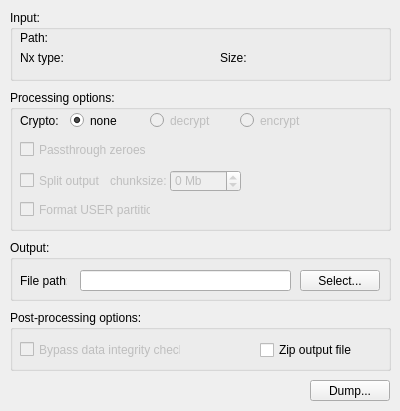
Qt form NxNandManager/gui/dump.ui (eliboa/NxNandManager) before a commit.
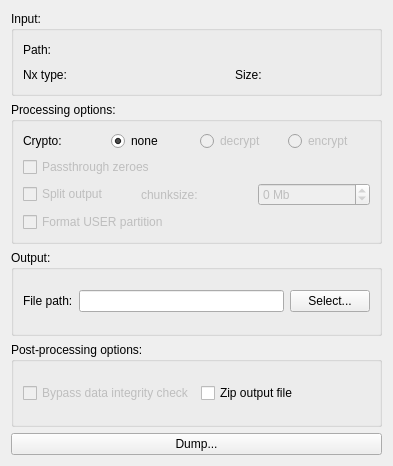
The same form after that commit.

Diff of the .ui file:
```diff
--- a/NxNandManager/gui/dump.ui
+++ b/NxNandManager/gui/dump.ui
@@ -9,47 +9,29 @@
    <rect>
     <x>0</x>
     <y>0</y>
-    <width>400</width>
-    <height>411</height>
+    <width>393</width>
+    <height>466</height>
    </rect>
   </property>
   <property name="windowTitle">
    <string>Form</string>
   </property>
+  <layout class="QGridLayout" name="gridLayout_5">
+   <item row="0" column="0">
   <widget class="QGroupBox" name="inputGrBox">
-   <property name="geometry">
-    <rect>
-     <x>10</x>
-     <y>10</y>
-     <width>381</width>
-     <height>71</height>
-    </rect>
-   </property>
    <property name="title">
     <string>Input:</string>
    </property>
+     <layout class="QGridLayout" name="gridLayout">
+      <item row="0" column="0">
    <widget class="QLabel" name="inPathLbl">
-    <property name="geometry">
-     <rect>
-      <x>10</x>
-      <y>20</y>
-      <width>61</width>
-      <height>16</height>
-     </rect>
-    </property>
     <property name="text">
      <string>Path:</string>
     </property>
    </widget>
+      </item>
+      <item row="0" column="1" colspan="4">
    <widget class="QLabel" name="inPathValue">
-    <property name="geometry">
-     <rect>
-      <x>40</x>
-      <y>20</y>
-      <width>331</width>
-      <height>16</height>
-     </rect>
-    </property>
     <property name="palette">
      <palette>
       <active>
@@ -91,28 +73,16 @@
      <string/>
     </property>
    </widget>
+      </item>
+      <item row="1" column="0" colspan="2">
    <widget class="QLabel" name="inTypeLbl">
-    <property name="geometry">
-     <rect>
-      <x>10</x>
-      <y>40</y>
-      <width>47</width>
-      <height>16</height>
-     </rect>
-    </property>
     <property name="text">
      <string>Nx type:</string>
     </property>
    </widget>
+      </item>
+      <item row="1" column="2">
    <widget class="QLabel" name="inTypeValue">
-    <property name="geometry">
-     <rect>
-      <x>60</x>
-      <y>40</y>
-      <width>131</width>
-      <height>16</height>
-     </rect>
-    </property>
     <property name="palette">
      <palette>
       <active>
@@ -154,28 +124,16 @@
      <string/>
     </property>
    </widget>
+      </item>
+      <item row="1" column="3">
    <widget class="QLabel" name="inSizeLbl">
-    <property name="geometry">
-     <rect>
-      <x>210</x>
-      <y>40</y>
-      <width>31</width>
-      <height>16</height>
-     </rect>
-    </property>
     <property name="text">
      <string>Size:</string>
     </property>
    </widget>
+      </item>
+      <item row="1" column="4">
    <widget class="QLabel" name="inSizeValue">
-    <property name="geometry">
-     <rect>
-      <x>240</x>
-      <y>40</y>
-      <width>131</width>
-      <height>16</height>
-     </rect>
-    </property>
     <property name="palette">
      <palette>
       <active>
@@ -217,34 +175,65 @@
      <string/>
     </property>
    </widget>
-  </widget>
+      </item>
+     </layout>
+    </widget>
+   </item>
+   <item row="1" column="0">
   <widget class="QGroupBox" name="optionsGrBox">
-   <property name="geometry">
-    <rect>
-     <x>10</x>
-     <y>90</y>
-     <width>381</width>
-     <height>141</height>
-    </rect>
-   </property>
    <property name="title">
     <string>Processing options:</string>
    </property>
    <property name="checkable">
     <bool>false</bool>
    </property>
+     <layout class="QGridLayout" name="gridLayout_2">
+      <item row="0" column="0" colspan="3">
+       <layout class="QHBoxLayout" name="horizontalLayout">
+        <item>
+         <widget class="QLabel" name="label">
+          <property name="text">
+           <string>Crypto:</string>
+          </property>
+         </widget>
+        </item>
+        <item>
+         <widget class="QRadioButton" name="noCryptotValue">
+          <property name="text">
+           <string>none</string>
+          </property>
+          <property name="checked">
+           <bool>true</bool>
+          </property>
+         </widget>
+        </item>
+        <item>
+         <widget class="QRadioButton" name="decryptValue">
+          <property name="enabled">
+           <bool>false</bool>
+          </property>
+          <property name="text">
+           <string>decrypt</string>
+          </property>
+         </widget>
+        </item>
+        <item>
+         <widget class="QRadioButton" name="encryptValue">
+          <property name="enabled">
+           <bool>false</bool>
+          </property>
+          <property name="text">
+           <string>encrypt</string>
+          </property>
+         </widget>
+        </item>
+       </layout>
+      </item>
+      <item row="1" column="0" colspan="2">
    <widget class="QCheckBox" name="ptZeroesCheckBox">
     <property name="enabled">
      <bool>false</bool>
     </property>
-    <property name="geometry">
-     <rect>
-      <x>10</x>
-      <y>50</y>
-      <width>131</width>
-      <height>19</height>
-     </rect>
-    </property>
     <property name="toolTip">
      <string>&lt;html&gt;&lt;head/&gt;&lt;body&gt;&lt;p&gt;Unallocated clusters in FAT32 partitions (USER &amp;amp; SYSTEM) will be filled with zeroes and will not be encrypted so that output image can be more compressible.&lt;/p&gt;&lt;p&gt;Data integrity verification will be disabled, as MD5 hashes will inevitably be different. &lt;/p&gt;&lt;/body&gt;&lt;/html&gt;</string>
     </property>
@@ -252,66 +241,32 @@
      <string>Passthrough zeroes</string>
     </property>
    </widget>
+      </item>
+      <item row="2" column="0">
    <widget class="QCheckBox" name="splitCheckBox">
     <property name="enabled">
      <bool>false</bool>
     </property>
-    <property name="geometry">
-     <rect>
-      <x>10</x>
-      <y>80</y>
-      <width>131</width>
-      <height>21</height>
-     </rect>
-    </property>
     <property name="text">
      <string>Split output</string>
     </property>
    </widget>
-   <widget class="QCheckBox" name="formatUserCheckBox">
-    <property name="enabled">
-     <bool>false</bool>
-    </property>
-    <property name="geometry">
-     <rect>
-      <x>10</x>
-      <y>110</y>
-      <width>131</width>
-      <height>19</height>
-     </rect>
-    </property>
-    <property name="text">
-     <string>Format USER partition</string>
-    </property>
-   </widget>
+      </item>
+      <item row="2" column="1">
    <widget class="QLabel" name="chunksizeLbl">
     <property name="enabled">
      <bool>false</bool>
     </property>
-    <property name="geometry">
-     <rect>
-      <x>100</x>
-      <y>80</y>
-      <width>71</width>
-      <height>21</height>
-     </rect>
-    </property>
     <property name="text">
      <string>chunksize:</string>
     </property>
    </widget>
+      </item>
+      <item row="2" column="2">
    <widget class="QSpinBox" name="chunsizeValue">
     <property name="enabled">
      <bool>false</bool>
     </property>
-    <property name="geometry">
-     <rect>
-      <x>160</x>
-      <y>80</y>
-      <width>71</width>
-      <height>22</height>
-     </rect>
-    </property>
     <property name="wrapping">
      <bool>true</bool>
     </property>
@@ -334,175 +289,83 @@
      <number>0</number>
     </property>
    </widget>
-   <widget class="QLabel" name="label">
-    <property name="geometry">
-     <rect>
-      <x>10</x>
-      <y>20</y>
-      <width>51</width>
-      <height>21</height>
-     </rect>
-    </property>
-    <property name="text">
-     <string>Crypto:</string>
-    </property>
-   </widget>
-   <widget class="QRadioButton" name="noCryptotValue">
-    <property name="geometry">
-     <rect>
-      <x>60</x>
-      <y>20</y>
-      <width>81</width>
-      <height>21</height>
-     </rect>
-    </property>
-    <property name="text">
-     <string>none</string>
-    </property>
-    <property name="checked">
-     <bool>true</bool>
-    </property>
-   </widget>
-   <widget class="QRadioButton" name="decryptValue">
+      </item>
+      <item row="3" column="0" colspan="2">
+       <widget class="QCheckBox" name="formatUserCheckBox">
     <property name="enabled">
      <bool>false</bool>
     </property>
-    <property name="geometry">
-     <rect>
-      <x>140</x>
-      <y>20</y>
-      <width>81</width>
-      <height>21</height>
-     </rect>
-    </property>
     <property name="text">
-     <string>decrypt</string>
-    </property>
-   </widget>
-   <widget class="QRadioButton" name="encryptValue">
-    <property name="enabled">
-     <bool>false</bool>
-    </property>
-    <property name="geometry">
-     <rect>
-      <x>230</x>
-      <y>20</y>
-      <width>81</width>
-      <height>21</height>
-     </rect>
-    </property>
-    <property name="text">
-     <string>encrypt</string>
-    </property>
-   </widget>
-  </widget>
+         <string>Format USER partition</string>
+        </property>
+       </widget>
+      </item>
+     </layout>
+    </widget>
+   </item>
+   <item row="2" column="0">
   <widget class="QGroupBox" name="outputGrBox">
-   <property name="geometry">
-    <rect>
-     <x>10</x>
-     <y>240</y>
-     <width>381</width>
-     <height>61</height>
-    </rect>
-   </property>
    <property name="title">
     <string>Output:</string>
    </property>
-   <widget class="QLineEdit" name="outPathValue">
-    <property name="geometry">
-     <rect>
-      <x>70</x>
-      <y>30</y>
-      <width>211</width>
-      <height>21</height>
-     </rect>
-    </property>
-   </widget>
+     <layout class="QGridLayout" name="gridLayout_3">
+      <item row="0" column="0">
    <widget class="QLabel" name="outPathLbl">
-    <property name="geometry">
-     <rect>
-      <x>10</x>
-      <y>30</y>
-      <width>47</width>
-      <height>21</height>
-     </rect>
-    </property>
     <property name="text">
      <string>File path:</string>
     </property>
    </widget>
+      </item>
+      <item row="0" column="1">
+       <widget class="QLineEdit" name="outPathValue"/>
+      </item>
+      <item row="0" column="2">
    <widget class="QPushButton" name="selectOutputBtn">
-    <property name="geometry">
-     <rect>
-      <x>290</x>
-      <y>30</y>
-      <width>80</width>
-      <height>21</height>
-     </rect>
-    </property>
     <property name="text">
      <string>Select...</string>
     </property>
    </widget>
-  </widget>
-  <widget class="QPushButton" name="pushButton">
-   <property name="geometry">
-    <rect>
-     <x>310</x>
-     <y>380</y>
-     <width>80</width>
-     <height>21</height>
-    </rect>
-   </property>
-   <property name="text">
-    <string>Dump...</string>
-   </property>
-  </widget>
+      </item>
+     </layout>
+    </widget>
+   </item>
+   <item row="3" column="0">
   <widget class="QGroupBox" name="groupBox">
-   <property name="geometry">
-    <rect>
-     <x>10</x>
-     <y>310</y>
-     <width>381</width>
-     <height>61</height>
-    </rect>
-   </property>
    <property name="title">
     <string>Post-processing options:</string>
    </property>
+     <layout class="QGridLayout" name="gridLayout_4">
+      <item row="0" column="0">
    <widget class="QCheckBox" name="bypassMd5CheckBox">
     <property name="enabled">
      <bool>false</bool>
     </property>
-    <property name="geometry">
-     <rect>
-      <x>10</x>
-      <y>30</y>
-      <width>161</width>
-      <height>19</height>
-     </rect>
-    </property>
     <property name="text">
      <string>Bypass data integrity check</string>
     </property>
    </widget>
+      </item>
+      <item row="0" column="1">
    <widget class="QCheckBox" name="zipCheckBox">
     <property name="enabled">
      <bool>true</bool>
     </property>
-    <property name="geometry">
-     <rect>
-      <x>250</x>
-      <y>30</y>
-      <width>121</width>
-      <height>20</height>
-     </rect>
-    </property>
     <property name="text">
      <string>Zip output file</string>
     </property>
    </widget>
-  </widget>
+      </item>
+     </layout>
+    </widget>
+   </item>
+   <item row="4" column="0">
+    <widget class="QPushButton" name="pushButton">
+     <property name="text">
+      <string>Dump...</string>
+     </property>
+    </widget>
+   </item>
+  </layout>
  </widget>
  <resources/>
  <connections/>
```
Lines whose indentation alone changed are shown as unchanged.
